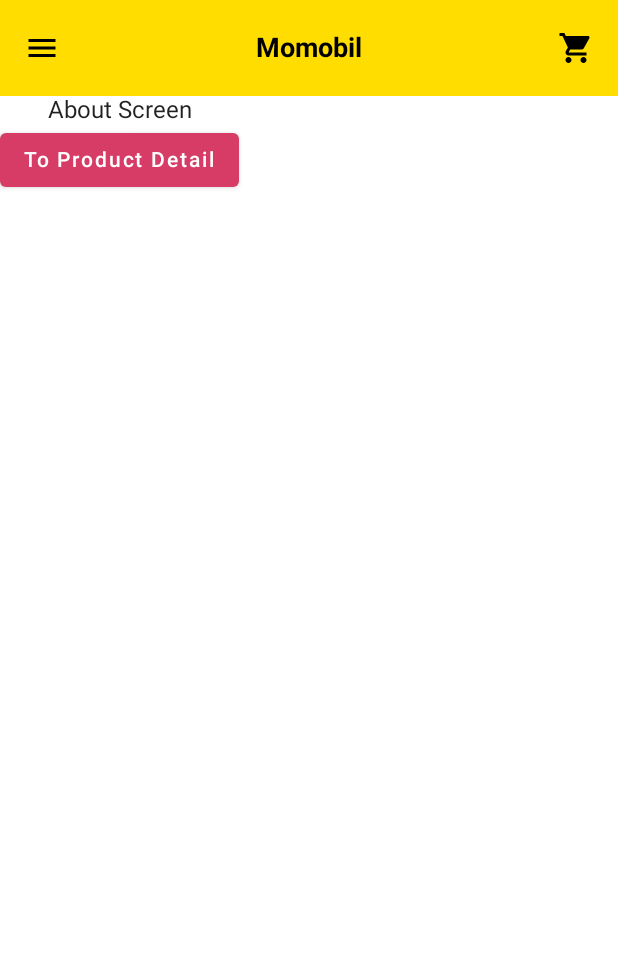
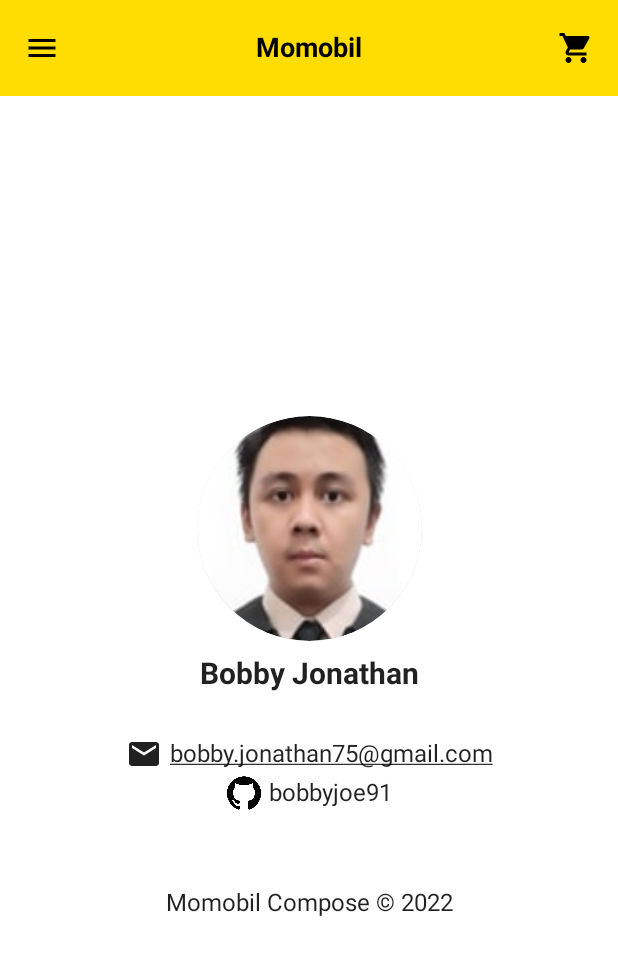
Before and after one commit to bobbyjoe91/momobil-compose, an Android app built with Jetpack Compose: the AboutScreen screen opened through its navigation route, on a phone screen of 412 x 824 dp. Shown: the top 955 px of the screen. Run offline under Robolectric (Android 15) with nearby library versions, the phone set to English and light mode, and no system bars.

Commit message:
finish about page

```diff
--- a/app/src/main/java/com/dicoding/momobil/MomobilApp.kt
+++ b/app/src/main/java/com/dicoding/momobil/MomobilApp.kt
@@ -58,9 +58,7 @@ fun MomobilApp(
         )
       }
       composable("About") {
-        AboutScreen(
-          navigation = navController
-        )
+        AboutScreen()
       }
       composable("Cart") {
         CartScreen(
--- a/app/src/main/java/com/dicoding/momobil/ui/screen/about/AboutScreen.kt
+++ b/app/src/main/java/com/dicoding/momobil/ui/screen/about/AboutScreen.kt
@@ -1,50 +1,88 @@
 package com.dicoding.momobil.ui.screen.about
 
-import androidx.compose.foundation.layout.Arrangement
-import androidx.compose.foundation.layout.Column
-import androidx.compose.material.Button
-import androidx.compose.material.ButtonDefaults
+import androidx.compose.foundation.Image
+import androidx.compose.foundation.layout.*
+import androidx.compose.foundation.shape.CircleShape
+import androidx.compose.material.Icon
 import androidx.compose.material.Text
+import androidx.compose.material.icons.Icons
+import androidx.compose.material.icons.filled.Email
 import androidx.compose.runtime.Composable
 import androidx.compose.ui.Alignment
 import androidx.compose.ui.Modifier
-import androidx.compose.ui.graphics.Color
+import androidx.compose.ui.draw.clip
+import androidx.compose.ui.draw.shadow
+import androidx.compose.ui.layout.ContentScale
+import androidx.compose.ui.res.painterResource
+import androidx.compose.ui.res.stringResource
+import androidx.compose.ui.text.font.FontWeight
+import androidx.compose.ui.text.style.TextDecoration
 import androidx.compose.ui.tooling.preview.Preview
-import androidx.navigation.NavHostController
-import androidx.navigation.compose.rememberNavController
+import androidx.compose.ui.unit.dp
+import androidx.compose.ui.unit.sp
+import com.dicoding.momobil.R
 import com.dicoding.momobil.ui.theme.MomobilTheme
-import com.dicoding.momobil.ui.theme.TaxiSoftRed
 
 @Composable
 fun AboutScreen(
   modifier: Modifier = Modifier,
-  navigation: NavHostController = rememberNavController()
 ) {
   Column(
+    modifier = modifier.fillMaxSize(),
     verticalArrangement = Arrangement.Center,
     horizontalAlignment = Alignment.CenterHorizontally
   ) {
-    Column(
-      verticalArrangement = Arrangement.Center,
-      horizontalAlignment = Alignment.CenterHorizontally
+    Image(
+      painter = painterResource(id = R.drawable.about_photo),
+      contentDescription = "profile picture",
+      contentScale = ContentScale.Crop,
+      modifier = modifier
+        .size(150.dp)
+        .clip(shape = CircleShape)
+        .shadow(
+          elevation = 10.dp,
+          shape = CircleShape,
+          clip = true
+        )
+    )
+
+    Spacer(modifier = modifier.height(10.dp))
+
+    Text(
+      stringResource(id = R.string.dev_name),
+      fontSize = 20.sp,
+      fontWeight = FontWeight.W700
+    )
+    Spacer(modifier = modifier.height(30.dp))
+
+    Row(
+      verticalAlignment = Alignment.CenterVertically
     ) {
+      Icon(
+        imageVector = Icons.Default.Email,
+        contentDescription = "Email icon",
+        modifier = modifier.padding(end = 5.dp)
+      )
       Text(
-        text = "About Screen"
+        stringResource(id = R.string.dev_email),
+        textDecoration = TextDecoration.Underline
       )
-      Button(
-        onClick = {
-          navigation.popBackStack("LandingPage", inclusive = false)
-        },
-        colors = ButtonDefaults.buttonColors(
-          backgroundColor = TaxiSoftRed
-        )
-      ) {
-        Text(
-          "To Product Detail",
-          color = Color.White
-        )
-      }
     }
+    Row(
+      verticalAlignment = Alignment.CenterVertically
+    ) {
+      Image(
+        painter = painterResource(R.drawable.github),
+        contentDescription = "Github icon",
+        modifier = Modifier
+          .size(28.dp)
+          .padding(end = 5.dp)
+      )
+      Text(stringResource(id = R.string.dev_github))
+    }
+
+    Spacer(modifier = modifier.height(50.dp))
+    Text("Momobil Compose © 2022")
   }
 }
 
--- a/app/src/main/res/values/strings.xml
+++ b/app/src/main/res/values/strings.xml
@@ -1,3 +1,6 @@
 <resources>
   <string name="app_name">Momobil</string>
+  <string name="dev_name">Bobby Jonathan</string>
+  <string name="dev_email">bobby.jonathan75@gmail.com</string>
+  <string name="dev_github">bobbyjoe91</string>
 </resources>
```
Also changed, not shown: app/src/main/res/drawable/about_photo.jpg (added), app/src/main/res/drawable/github.png (added).
